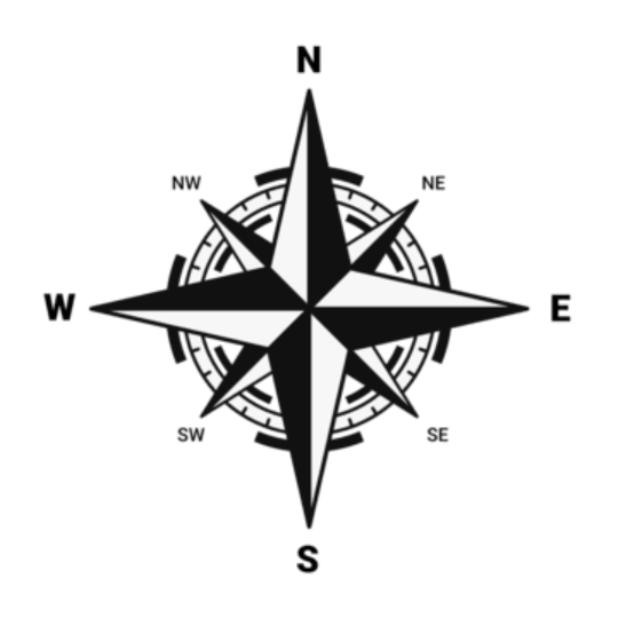
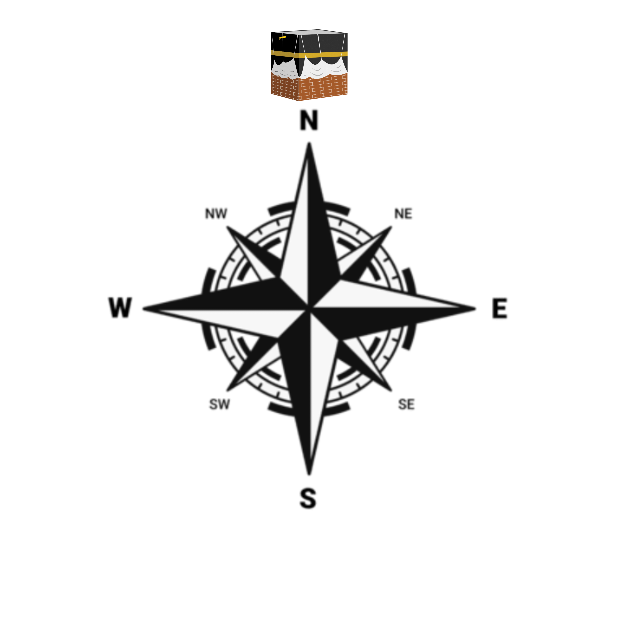
Before and after one commit to mohannadahmed00/Qibla-App, an Android app built with Jetpack Compose: the composable Compass shown on its own in the app's theme, on a phone screen of 412 x 824 dp, the top half of it. Run offline under Robolectric (Android 15) with nearby library versions, the phone set to English and light mode, and no system bars.

Commit message:
Getting the qibla direction relative to the device has been handled

```diff
--- a/app/src/main/java/com/giraffe/qiblaapp/ui/components/Compass.kt
+++ b/app/src/main/java/com/giraffe/qiblaapp/ui/components/Compass.kt
@@ -2,32 +2,59 @@ package com.giraffe.qiblaapp.ui.components
 
 import androidx.compose.foundation.Image
 import androidx.compose.foundation.background
+import androidx.compose.foundation.layout.Box
 import androidx.compose.foundation.layout.aspectRatio
+import androidx.compose.foundation.layout.padding
+import androidx.compose.foundation.layout.size
 import androidx.compose.foundation.shape.CircleShape
 import androidx.compose.runtime.Composable
+import androidx.compose.runtime.remember
+import androidx.compose.ui.Alignment
 import androidx.compose.ui.Modifier
 import androidx.compose.ui.draw.clip
 import androidx.compose.ui.graphics.Color
 import androidx.compose.ui.graphics.graphicsLayer
 import androidx.compose.ui.layout.ContentScale
 import androidx.compose.ui.res.painterResource
+import androidx.compose.ui.unit.dp
 import com.giraffe.qiblaapp.R
 import kotlin.math.floor
 
 @Composable
-fun Compass(modifier: Modifier = Modifier, rotationAngle: Float = 0f) {
-    Image(
-        painter = painterResource(id = R.drawable.compass),
-        contentDescription = "Compass",
+fun Compass(modifier: Modifier = Modifier, rotationAngle: Float = 0f, qiblaAngle: Float = 0f) {
+    val northAngle = remember(rotationAngle) {
+        if (rotationAngle < 0) floor(360 - rotationAngle) else -floor(
+            rotationAngle
+        )
+    }
+
+    Box(
         modifier = modifier
             .aspectRatio(1.0f)
             .graphicsLayer(
-                rotationZ = if (rotationAngle < 0) floor(360 - rotationAngle) else -floor(
-                    rotationAngle
+                rotationZ = northAngle + qiblaAngle
+            )
+            .clip(CircleShape),
+        contentAlignment = Alignment.TopCenter
+    ) {
+        Image(
+            painter = painterResource(id = R.drawable.compass),
+            contentDescription = "compass",
+            modifier = Modifier
+                .padding(50.dp)
+                .aspectRatio(1.0f)
+                .graphicsLayer(
+                    rotationZ = -qiblaAngle
                 )
-            )
-            .clip(CircleShape)
-            .background(Color.White),
-        contentScale = ContentScale.Fit
-    )
+                .clip(CircleShape)
+                .background(Color.White),
+            contentScale = ContentScale.Fit
+        )
+        Image(
+            modifier = Modifier.size(80.dp),
+            painter = painterResource(id = R.drawable.kaaba),
+            contentDescription = "kaaba",
+        )
+    }
+
 }
```
Also changed, not shown: app/src/main/java/com/giraffe/qiblaapp/common/Utils.kt (added, +30 -0 lines), app/src/main/java/com/giraffe/qiblaapp/ui/screens/QiblaScreen.kt (+11 -7 lines), app/src/main/res/drawable/kaaba.png (added).
